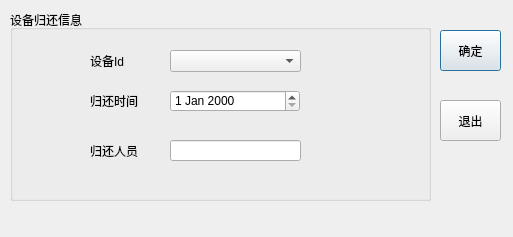
Qt form src/returnwindow.ui (guanqian1994/EquipmentManagementSystem) before a commit.
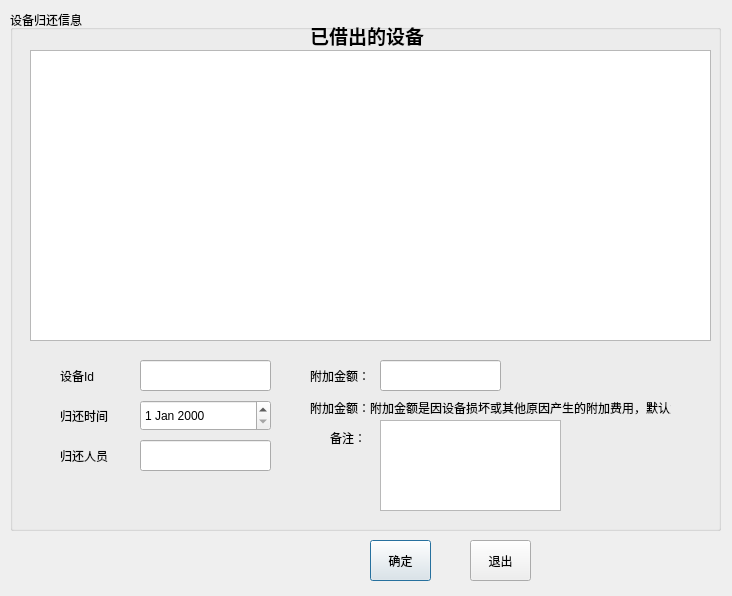
The same form after that commit.

```diff
--- a/src/returnwindow.ui
+++ b/src/returnwindow.ui
@@ -6,8 +6,8 @@
    <rect>
     <x>0</x>
     <y>0</y>
-    <width>513</width>
-    <height>237</height>
+    <width>732</width>
+    <height>596</height>
    </rect>
   </property>
   <property name="windowTitle">
@@ -18,8 +18,8 @@
     <rect>
      <x>10</x>
      <y>10</y>
-     <width>421</width>
-     <height>191</height>
+     <width>711</width>
+     <height>521</height>
     </rect>
    </property>
    <property name="title">
@@ -28,33 +28,23 @@
    <widget class="QLabel" name="label">
     <property name="geometry">
      <rect>
-      <x>80</x>
-      <y>40</y>
+      <x>50</x>
+      <y>350</y>
       <width>51</width>
-      <height>21</height>
+      <height>31</height>
      </rect>
     </property>
     <property name="text">
      <string>设备Id</string>
     </property>
    </widget>
-   <widget class="QComboBox" name="comboBox">
-    <property name="geometry">
-     <rect>
-      <x>160</x>
-      <y>40</y>
-      <width>131</width>
-      <height>22</height>
-     </rect>
-    </property>
-   </widget>
    <widget class="QLabel" name="label_2">
     <property name="geometry">
      <rect>
-      <x>80</x>
-      <y>80</y>
+      <x>50</x>
+      <y>390</y>
       <width>51</width>
-      <height>21</height>
+      <height>31</height>
      </rect>
     </property>
     <property name="text">
@@ -64,20 +54,20 @@
    <widget class="QDateEdit" name="dateEdit">
     <property name="geometry">
      <rect>
-      <x>160</x>
-      <y>80</y>
-      <width>130</width>
-      <height>22</height>
+      <x>130</x>
+      <y>390</y>
+      <width>131</width>
+      <height>31</height>
      </rect>
     </property>
    </widget>
    <widget class="QLabel" name="label_3">
     <property name="geometry">
      <rect>
-      <x>80</x>
-      <y>130</y>
+      <x>50</x>
+      <y>430</y>
       <width>51</width>
-      <height>21</height>
+      <height>31</height>
      </rect>
     </property>
     <property name="text">
@@ -87,19 +77,119 @@
    <widget class="QLineEdit" name="lineEdit">
     <property name="geometry">
      <rect>
-      <x>160</x>
-      <y>130</y>
+      <x>130</x>
+      <y>430</y>
       <width>131</width>
-      <height>21</height>
+      <height>31</height>
      </rect>
     </property>
    </widget>
+   <widget class="QLineEdit" name="id">
+    <property name="geometry">
+     <rect>
+      <x>130</x>
+      <y>350</y>
+      <width>131</width>
+      <height>31</height>
+     </rect>
+    </property>
+   </widget>
+   <widget class="QTableWidget" name="tableWidget">
+    <property name="geometry">
+     <rect>
+      <x>20</x>
+      <y>40</y>
+      <width>681</width>
+      <height>291</height>
+     </rect>
+    </property>
+   </widget>
+   <widget class="QLabel" name="label_10">
+    <property name="geometry">
+     <rect>
+      <x>300</x>
+      <y>10</y>
+      <width>131</width>
+      <height>31</height>
+     </rect>
+    </property>
+    <property name="font">
+     <font>
+      <family>Aharoni</family>
+      <pointsize>14</pointsize>
+      <weight>75</weight>
+      <bold>true</bold>
+     </font>
+    </property>
+    <property name="text">
+     <string>已借出的设备</string>
+    </property>
+   </widget>
+   <widget class="QLabel" name="label_4">
+    <property name="geometry">
+     <rect>
+      <x>300</x>
+      <y>350</y>
+      <width>61</width>
+      <height>31</height>
+     </rect>
+    </property>
+    <property name="text">
+     <string>附加金额：</string>
+    </property>
+   </widget>
+   <widget class="QLineEdit" name="money">
+    <property name="geometry">
+     <rect>
+      <x>370</x>
+      <y>350</y>
+      <width>121</width>
+      <height>31</height>
+     </rect>
+    </property>
+   </widget>
+   <widget class="QLabel" name="label_5">
+    <property name="geometry">
+     <rect>
+      <x>300</x>
+      <y>390</y>
+      <width>361</width>
+      <height>16</height>
+     </rect>
+    </property>
+    <property name="text">
+     <string>附加金额：附加金额是因设备损坏或其他原因产生的附加费用，默认为0</string>
+    </property>
+   </widget>
+   <widget class="QTextEdit" name="textEdit">
+    <property name="geometry">
+     <rect>
+      <x>370</x>
+      <y>410</y>
+      <width>181</width>
+      <height>91</height>
+     </rect>
+    </property>
+   </widget>
+   <widget class="QLabel" name="label_6">
+    <property name="geometry">
+     <rect>
+      <x>320</x>
+      <y>420</y>
+      <width>41</width>
+      <height>16</height>
+     </rect>
+    </property>
+    <property name="text">
+     <string>备注：</string>
+    </property>
+   </widget>
   </widget>
   <widget class="QPushButton" name="ok">
    <property name="geometry">
     <rect>
-     <x>440</x>
-     <y>30</y>
+     <x>370</x>
+     <y>540</y>
      <width>61</width>
      <height>41</height>
     </rect>
@@ -111,8 +201,8 @@
   <widget class="QPushButton" name="exit">
    <property name="geometry">
     <rect>
-     <x>440</x>
-     <y>100</y>
+     <x>470</x>
+     <y>540</y>
      <width>61</width>
      <height>41</height>
     </rect>
```
